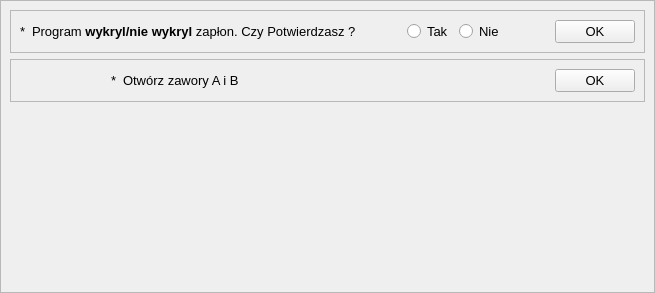
Above: app/nowytest_7.ui from wiacekmarcin/StanowiskoChemiczne before the change. Below: the same form after it.
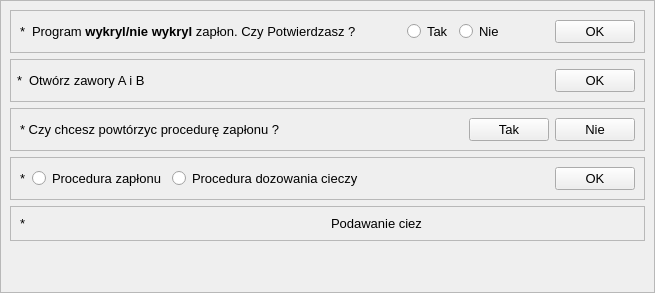
That is the form after the change. Icons and pictures are not drawn. Custom widgets are drawn as their Qt base class.

Commit message: Poprawiono ekrany i dodano okono oczekiwanie na zaplon

Diff of the .ui file:
```diff
--- a/app/nowytest_7.ui
+++ b/app/nowytest_7.ui
@@ -10,6 +10,12 @@
     <height>293</height>
    </rect>
   </property>
+  <property name="font">
+   <font>
+    <family>Tahoma</family>
+    <pointsize>12</pointsize>
+   </font>
+  </property>
   <property name="title" stdset="0">
    <string>Czyności poeksplozyjne</string>
   </property>
@@ -39,6 +45,7 @@
     <widget class="QFrame" name="frame_all">
      <property name="font">
       <font>
+       <family>Tahoma</family>
        <pointsize>10</pointsize>
       </font>
      </property>
@@ -138,7 +145,7 @@
         </property>
         <layout class="QHBoxLayout" name="horizontalLayout_2">
          <property name="leftMargin">
-          <number>100</number>
+          <number>6</number>
          </property>
          <item>
           <widget class="QLabel" name="arrow_1_yes">
@@ -151,7 +158,7 @@
           </widget>
          </item>
          <item>
-          <widget class="QLabel" name="label_2">
+          <widget class="QLabel" name="txt_2">
            <property name="text">
             <string>Otwórz zawory A i B</string>
            </property>
@@ -180,6 +187,131 @@
         </layout>
        </widget>
       </item>
+      <item>
+       <widget class="QFrame" name="frame_3">
+        <property name="frameShape">
+         <enum>QFrame::StyledPanel</enum>
+        </property>
+        <property name="frameShadow">
+         <enum>QFrame::Raised</enum>
+        </property>
+        <layout class="QHBoxLayout" name="horizontalLayout_3">
+         <item>
+          <widget class="QLabel" name="arrow_3">
+           <property name="text">
+            <string>* Czy chcesz powtórzyc procedurę zapłonu ?</string>
+           </property>
+          </widget>
+         </item>
+         <item>
+          <spacer name="horizontalSpacer_4">
+           <property name="orientation">
+            <enum>Qt::Horizontal</enum>
+           </property>
+           <property name="sizeHint" stdset="0">
+            <size>
+             <width>40</width>
+             <height>20</height>
+            </size>
+           </property>
+          </spacer>
+         </item>
+         <item>
+          <widget class="QPushButton" name="pbYes_3">
+           <property name="text">
+            <string>Tak</string>
+           </property>
+          </widget>
+         </item>
+         <item>
+          <widget class="QPushButton" name="pBNo_3">
+           <property name="text">
+            <string>Nie</string>
+           </property>
+          </widget>
+         </item>
+        </layout>
+       </widget>
+      </item>
+      <item>
+       <widget class="QFrame" name="frame_4">
+        <property name="frameShape">
+         <enum>QFrame::StyledPanel</enum>
+        </property>
+        <property name="frameShadow">
+         <enum>QFrame::Raised</enum>
+        </property>
+        <layout class="QHBoxLayout" name="horizontalLayout_4">
+         <item>
+          <widget class="QLabel" name="arrow_4">
+           <property name="text">
+            <string>*</string>
+           </property>
+          </widget>
+         </item>
+         <item>
+          <widget class="QRadioButton" name="rb4_zaplon">
+           <property name="text">
+            <string>Procedura zapłonu</string>
+           </property>
+          </widget>
+         </item>
+         <item>
+          <widget class="QRadioButton" name="rb4_ciecz">
+           <property name="text">
+            <string>Procedura dozowania cieczy</string>
+           </property>
+          </widget>
+         </item>
+         <item>
+          <spacer name="horizontalSpacer_5">
+           <property name="orientation">
+            <enum>Qt::Horizontal</enum>
+           </property>
+           <property name="sizeHint" stdset="0">
+            <size>
+             <width>279</width>
+             <height>20</height>
+            </size>
+           </property>
+          </spacer>
+         </item>
+         <item>
+          <widget class="QPushButton" name="pbOK_4">
+           <property name="text">
+            <string>OK</string>
+           </property>
+          </widget>
+         </item>
+        </layout>
+       </widget>
+      </item>
+      <item>
+       <widget class="QFrame" name="frame_5">
+        <property name="frameShape">
+         <enum>QFrame::StyledPanel</enum>
+        </property>
+        <property name="frameShadow">
+         <enum>QFrame::Raised</enum>
+        </property>
+        <layout class="QHBoxLayout" name="horizontalLayout_5">
+         <item>
+          <widget class="QLabel" name="label">
+           <property name="text">
+            <string>*</string>
+           </property>
+          </widget>
+         </item>
+         <item>
+          <widget class="QLabel" name="label_2">
+           <property name="text">
+            <string>Podawanie ciez</string>
+           </property>
+          </widget>
+         </item>
+        </layout>
+       </widget>
+      </item>
       <item>
        <spacer name="verticalSpacer">
         <property name="orientation">
```
Left out of the diff: 16 changed lines with no effect on the pictures. The commit also changes 22 other files.
